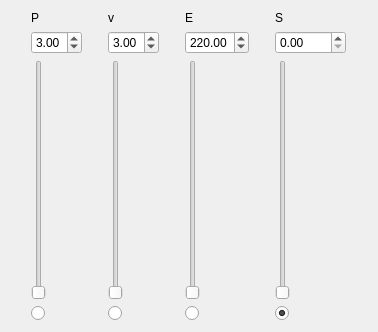
Before: the Qt Designer form PVE_control.ui in fraserphysics/metfie, drawn with Qt 5.
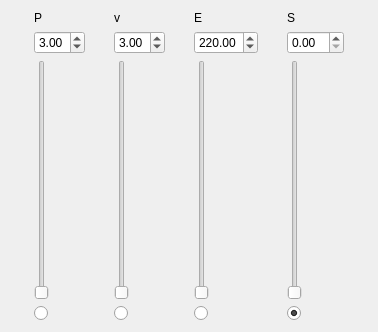
After: the same form once the commit is applied.

Commit message: Use calculations of S

Patch:
```diff
--- a/PVE_control.ui
+++ b/PVE_control.ui
@@ -173,7 +173,7 @@
      <item row="1" column="0">
       <widget class="QDoubleSpinBox" name="doubleSpinBox_S">
        <property name="maximum">
-        <double>1000.000000000000000</double>
+        <double>69.159999999999997</double>
        </property>
        <property name="singleStep">
         <double>0.100000000000000</double>
```
Left out of the diff: 2 changed lines with no effect on the pictures. The commit also changes 2 other files.
